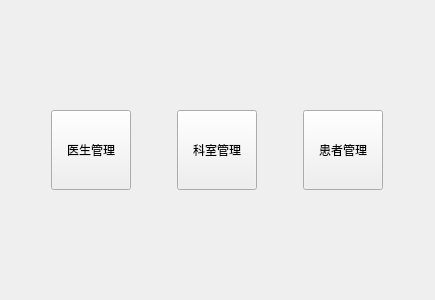
First picture: the form in welcomeview.ui, repository Young-abc/Lab4_Repository, before the edit.
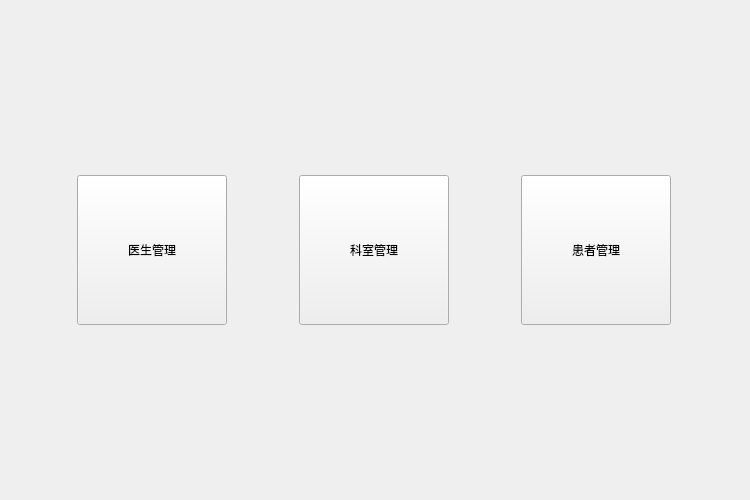
Second picture: the form after the edit.

The edit to the form file:
```diff
--- a/welcomeview.ui
+++ b/welcomeview.ui
@@ -6,8 +6,8 @@
    <rect>
     <x>0</x>
     <y>0</y>
-    <width>435</width>
-    <height>300</height>
+    <width>750</width>
+    <height>500</height>
    </rect>
   </property>
   <property name="windowTitle">
@@ -33,8 +33,8 @@
       <widget class="QPushButton" name="pushButton_2">
        <property name="minimumSize">
         <size>
-         <width>0</width>
-         <height>80</height>
+         <width>150</width>
+         <height>150</height>
         </size>
        </property>
        <property name="maximumSize">
@@ -52,8 +52,8 @@
       <widget class="QPushButton" name="pushButton">
        <property name="minimumSize">
         <size>
-         <width>0</width>
-         <height>80</height>
+         <width>150</width>
+         <height>150</height>
         </size>
        </property>
        <property name="maximumSize">
@@ -71,8 +71,8 @@
       <widget class="QPushButton" name="pushButton_3">
        <property name="minimumSize">
         <size>
-         <width>0</width>
-         <height>80</height>
+         <width>150</width>
+         <height>150</height>
         </size>
        </property>
        <property name="maximumSize">
```
